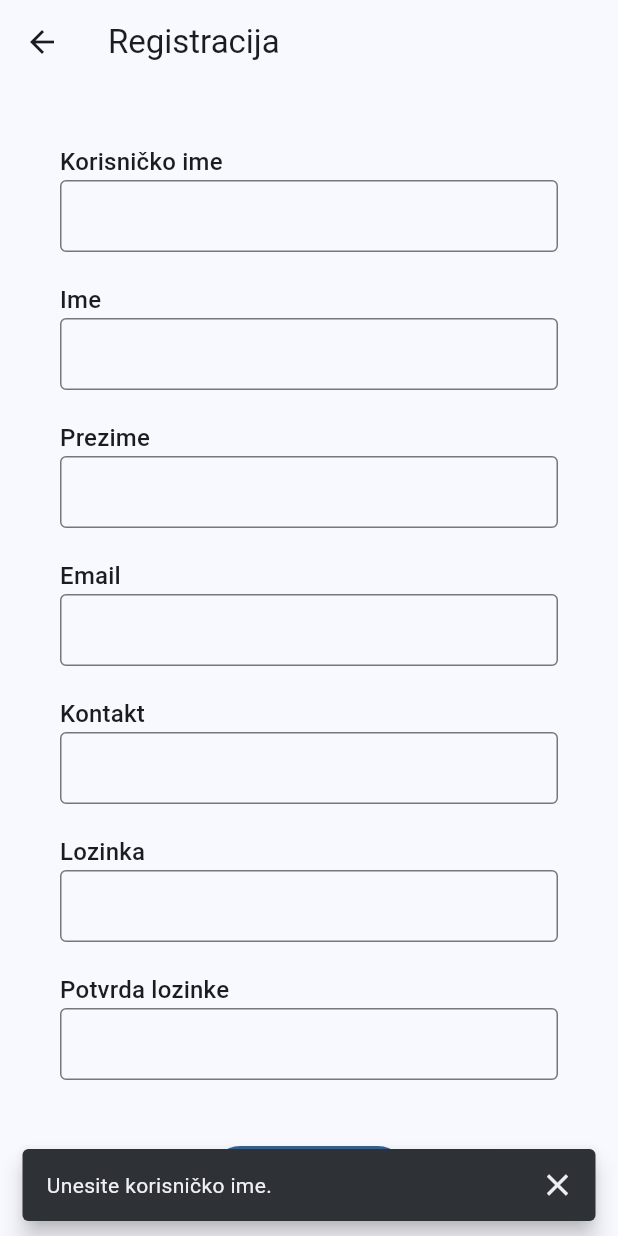
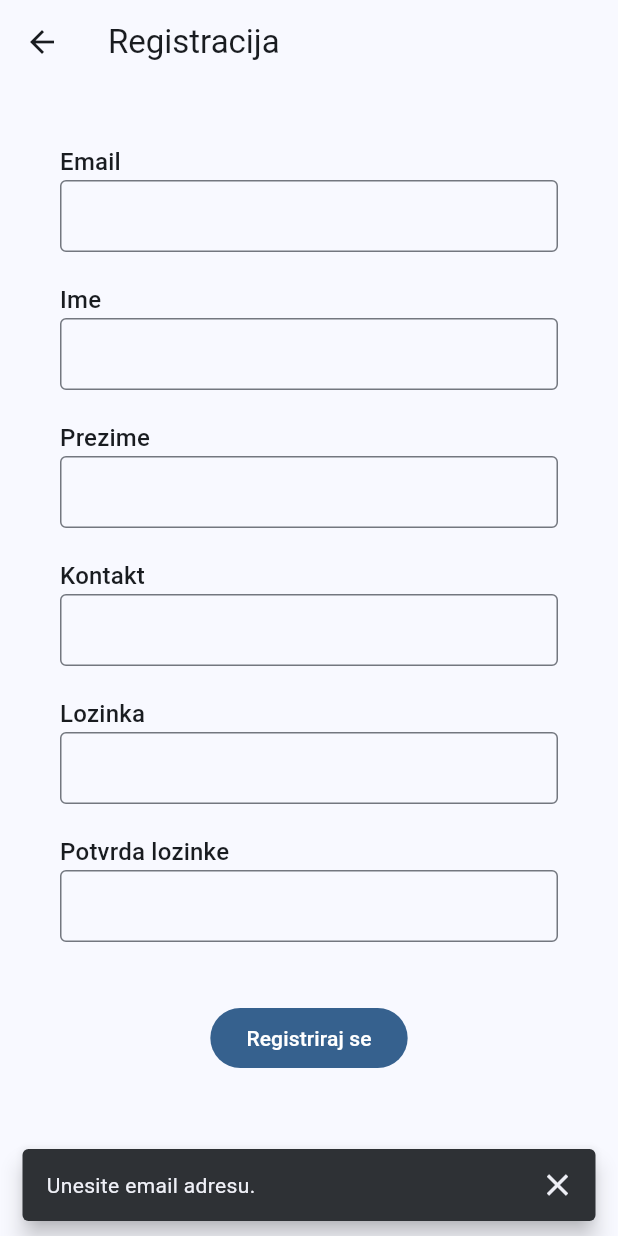
Before and after one commit to jmojzes21/TBP-Project, a Flutter app: the RegisterPage screen opened directly, after a tap on "Registriraj se", on a phone screen of 412 x 824 dp. Run offline on Flutter 3.47's test engine with Material 3 defaults, Android fonts, the phone set to English and light mode, and no system bars; our stand-ins replace font_awesome_flutter, shared_preferences; missing offline and left inert: postgres; accounts and stored records are empty.

Commit message:
Use email for login and register

```diff
--- a/tbp_app/lib/logic/user_service.dart
+++ b/tbp_app/lib/logic/user_service.dart
@@ -8,13 +8,13 @@ import 'package:tbp_app/models/exceptions.dart';
 import 'package:tbp_app/models/user.dart';
 
 class UserService {
-  Future<void> login(String username, String password) async {
+  Future<void> login(String email, String password) async {
     var db = DatabaseConnection();
     await db.open();
 
     var result = await db.execute(
-      'SELECT * FROM "users" WHERE "username"=@username',
-      {'username': username},
+      'SELECT * FROM "users" WHERE "email"=@email',
+      {'email': email},
     );
 
     await db.close();
@@ -38,15 +38,14 @@ class UserService {
     }
 
     var prefs = await SharedPreferences.getInstance();
-    await prefs.setString('username', username);
+    await prefs.setString('email', email);
     await prefs.setString('password', password);
 
     User.current = User(
       id: data['id'],
-      username: data['username'],
+      email: data['email'],
       firstName: data['firstName'],
       lastName: data['lastName'],
-      email: data['email'],
       contact: data['contact'],
     );
   }
@@ -54,19 +53,19 @@ class UserService {
   Future<void> autologin() async {
     var prefs = await SharedPreferences.getInstance();
 
-    var username = prefs.getString('username');
+    var email = prefs.getString('email');
     var password = prefs.getString('password');
 
-    if (username == null || password == null) {
+    if (email == null || password == null) {
       throw Exception();
     }
 
-    await login(username, password);
+    await login(email, password);
   }
 
   Future<void> register(User user, String password, String confirmPassword) async {
-    if (user.username.isEmpty) {
-      throw AppException('Unesite korisničko ime.');
+    if (user.email.isEmpty) {
+      throw AppException('Unesite email adresu.');
     }
 
     if (user.firstName.isEmpty || user.lastName.isEmpty) {
@@ -98,12 +97,11 @@ class UserService {
     await db.open();
 
     await db.execute(
-      'SELECT registerUser(@username, @firstName, @lastName, @email, @contact, @password, @salt, @role);',
+      'SELECT registerUser(@email, @firstName, @lastName, @contact, @password, @salt, @role);',
       {
-        'username': user.username,
+        'email': user.email,
         'firstName': user.firstName,
         'lastName': user.lastName,
-        'email': user.email,
         'contact': user.contact,
         'password': passwordHash,
         'salt': saltText,
--- a/tbp_app/lib/models/user.dart
+++ b/tbp_app/lib/models/user.dart
@@ -1,19 +1,15 @@
 class User {
   int id;
-  String username;
-
+  String email;
   String firstName;
   String lastName;
-
-  String email;
   String contact;
 
   User({
     required this.id,
-    required this.username,
+    required this.email,
     required this.firstName,
     required this.lastName,
-    required this.email,
     required this.contact,
   });
 
--- a/tbp_app/lib/ui/pages/login_page.dart
+++ b/tbp_app/lib/ui/pages/login_page.dart
@@ -13,7 +13,7 @@ class LoginPage extends StatefulWidget {
 }
 
 class _LoginPageState extends State<LoginPage> {
-  var tcUsername = TextEditingController();
+  var tcEmail = TextEditingController();
   var tcPassword = TextEditingController();
 
   @override
@@ -36,11 +36,11 @@ class _LoginPageState extends State<LoginPage> {
   void login() async {
     var userService = UserService();
 
-    var username = tcUsername.text.trim();
+    var email = tcEmail.text.trim();
     var password = tcPassword.text.trim();
 
     try {
-      await userService.login(username, password);
+      await userService.login(email, password);
       if (!mounted) return;
       Navigator.of(context).pushReplacement(MaterialPageRoute(builder: (context) {
         return const AppNavigation();
@@ -70,9 +70,9 @@ class _LoginPageState extends State<LoginPage> {
             mainAxisSize: MainAxisSize.min,
             crossAxisAlignment: CrossAxisAlignment.start,
             children: [
-              Text('Korisničko ime', style: Theme.of(context).textTheme.titleMedium),
+              Text('Email', style: Theme.of(context).textTheme.titleMedium),
               TextField(
-                controller: tcUsername,
+                controller: tcEmail,
                 decoration: const InputDecoration(
                   isDense: true,
                   border: OutlineInputBorder(),
@@ -111,7 +111,7 @@ class _LoginPageState extends State<LoginPage> {
 
   @override
   void dispose() {
-    tcUsername.dispose();
+    tcEmail.dispose();
     tcPassword.dispose();
     super.dispose();
   }
--- a/tbp_app/lib/ui/pages/register_page.dart
+++ b/tbp_app/lib/ui/pages/register_page.dart
@@ -13,11 +13,9 @@ class RegisterPage extends StatefulWidget {
 }
 
 class _RegisterPageState extends State<RegisterPage> {
-  var tcUsername = TextEditingController();
+  var tcEmail = TextEditingController();
   var tcFirstName = TextEditingController();
   var tcLastName = TextEditingController();
-
-  var tcEmail = TextEditingController();
   var tcContact = TextEditingController();
 
   var tcPassword = TextEditingController();
@@ -28,10 +26,9 @@ class _RegisterPageState extends State<RegisterPage> {
 
     var user = User(
       id: 0,
-      username: tcUsername.text.trim(),
+      email: tcEmail.text.trim(),
       firstName: tcFirstName.text.trim(),
       lastName: tcLastName.text.trim(),
-      email: tcEmail.text.trim(),
       contact: tcContact.text.trim(),
     );
 
@@ -41,9 +38,7 @@ class _RegisterPageState extends State<RegisterPage> {
     try {
       await userService.register(user, password, confirmPassword);
       if (!mounted) return;
-      Navigator.of(context).pushReplacement(MaterialPageRoute(builder: (context) {
-        return const AppNavigation();
-      }));
+      Navigator.of(context).pop();
     } catch (a) {
       var e = AppException.from(a);
       Dialogs.showLongSnackBar(this, e.message);
@@ -63,9 +58,9 @@ class _RegisterPageState extends State<RegisterPage> {
             mainAxisSize: MainAxisSize.min,
             crossAxisAlignment: CrossAxisAlignment.start,
             children: [
-              Text('Korisničko ime', style: Theme.of(context).textTheme.titleMedium),
+              Text('Email', style: Theme.of(context).textTheme.titleMedium),
               TextField(
-                controller: tcUsername,
+                controller: tcEmail,
                 decoration: const InputDecoration(
                   isDense: true,
                   border: OutlineInputBorder(),
@@ -84,15 +79,6 @@ class _RegisterPageState extends State<RegisterPage> {
               Text('Prezime', style: Theme.of(context).textTheme.titleMedium),
               TextField(
                 controller: tcLastName,
-                decoration: const InputDecoration(
-                  isDense: true,
-                  border: OutlineInputBorder(),
-                ),
-              ),
-              const SizedBox(height: 20),
-              Text('Email', style: Theme.of(context).textTheme.titleMedium),
-              TextField(
-                controller: tcEmail,
                 decoration: const InputDecoration(
                   isDense: true,
                   border: OutlineInputBorder(),
@@ -143,10 +129,9 @@ class _RegisterPageState extends State<RegisterPage> {
 
   @override
   void dispose() {
-    tcUsername.dispose();
+    tcEmail.dispose();
     tcFirstName.dispose();
     tcLastName.dispose();
-    tcEmail.dispose();
     tcContact.dispose();
     tcPassword.dispose();
     tcConfirmPassword.dispose();
```
